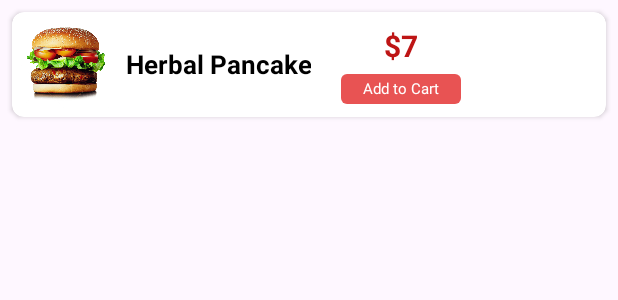
After one commit to Pradeep912830/QuickBite, an Android app: the layout popular_items.xml on its own in the app's theme, with its tools: preview values and no code run, on a phone screen of 412 x 824 dp. The commit adds this screen. Shown: the top 300 px of the screen. Run offline under Robolectric (Android 15) with nearby library versions, the phone set to English and light mode, and no system bars.

Commit message:
recyclerView completed

```diff
--- a/app/src/main/java/com/example/foodorderapp/MainActivity.java
+++ b/app/src/main/java/com/example/foodorderapp/MainActivity.java
@@ -28,5 +28,7 @@ public class MainActivity extends AppCompatActivity {
         NavController navController = navHostFragment.getNavController();
 
         NavigationUI.setupWithNavController(bottomNavigationView, navController);
+
+
     }
 }
--- /dev/null
+++ b/app/src/main/res/drawable/colorful.xml
@@ -0,0 +1,6 @@
+<?xml version="1.0" encoding="utf-8"?>
+<shape xmlns:android="http://schemas.android.com/apk/res/android">
+
+    <gradient android:angle="-45" android:startColor="#E85353" android:endColor="#E85353"/>
+    <corners android:radius="4dp"/>
+</shape>
--- /dev/null
+++ b/app/src/main/res/drawable/textview_shape.xml
@@ -0,0 +1,6 @@
+<?xml version="1.0" encoding="utf-8"?>
+<shape xmlns:android="http://schemas.android.com/apk/res/android">
+<stroke android:width="1dp" android:color="#f4f4f4"/>
+    <solid android:color="@color/white"/>
+    <corners android:radius="5dp"/>
+</shape>
--- a/app/src/main/res/layout/activity_main.xml
+++ b/app/src/main/res/layout/activity_main.xml
@@ -51,7 +51,7 @@
       android:name="androidx.navigation.fragment.NavHostFragment"
       android:layout_width="0dp"
       android:layout_height="0dp"
-      android:layout_marginTop="15dp"
+      android:layout_marginTop="9dp"
       app:defaultNavHost="true"
       app:layout_constraintBottom_toTopOf="@+id/bottomNavigationView"
       app:layout_constraintEnd_toEndOf="parent"
--- /dev/null
+++ b/app/src/main/res/layout/popular_items.xml
@@ -0,0 +1,83 @@
+<?xml version="1.0" encoding="utf-8"?>
+<LinearLayout
+    xmlns:android="http://schemas.android.com/apk/res/android"
+    xmlns:tools="http://schemas.android.com/tools"
+    android:layout_width="match_parent"
+    android:layout_height="match_parent"
+    xmlns:app="http://schemas.android.com/apk/res-auto">
+
+    <androidx.cardview.widget.CardView
+        android:layout_width="match_parent"
+        android:layout_height="70dp"
+        android:elevation="8dp"
+        android:layout_margin="8dp"
+        app:cardCornerRadius="8dp">
+
+       <LinearLayout
+           android:layout_width="match_parent"
+           android:layout_height="match_parent"
+           android:orientation="horizontal">
+
+           <LinearLayout
+               android:layout_width="wrap_content"
+               android:layout_height="match_parent"
+               android:orientation="horizontal">
+
+               <ImageView
+                   android:id="@+id/food_image"
+                   android:layout_width="60dp"
+                   android:layout_height="60dp"
+                   android:layout_gravity="center"
+                   android:src="@drawable/food_three"
+                   android:layout_marginLeft="5dp" />
+
+               <TextView
+                   android:id="@+id/food_name"
+                   android:layout_width="wrap_content"
+                   android:layout_height="wrap_content"
+                   android:text="Herbal Pancake"
+                   android:layout_gravity="center"
+                   android:textColor="@color/black"
+                   android:textStyle="bold"
+                   android:gravity="center"
+                   android:textSize="17sp"
+                   android:layout_marginLeft="10dp"/>
+
+
+           </LinearLayout>
+
+           <LinearLayout
+               android:layout_width="wrap_content"
+               android:layout_height="match_parent"
+               android:gravity="center"
+               android:layout_marginLeft="20dp"
+               android:orientation="vertical">
+
+               <TextView
+                   android:id="@+id/food_price"
+                   android:layout_width="wrap_content"
+                   android:layout_height="wrap_content"
+                   android:text="$7"
+                   android:textSize="20dp"
+                   android:textStyle="bold"
+                   android:textColor="@color/mainDark"
+                   android:layout_gravity="center"/>
+
+               <TextView
+                   android:id="@+id/food_addtocart"
+                   android:layout_width="80dp"
+                   android:layout_height="20dp"
+                   android:textSize="10sp"
+                   android:text="Add to Cart"
+                   android:gravity="center"
+                   android:layout_marginTop="5dp"
+                   android:background="@drawable/colorful"
+                   android:textColor="@color/white"/>
+
+           </LinearLayout>
+
+       </LinearLayout>
+
+    </androidx.cardview.widget.CardView>
+
+</LinearLayout>
```
Also changed, not shown: app/src/main/java/com/example/foodorderapp/Fragment/HomeFragment.java (+38 -9 lines), app/src/main/java/com/example/foodorderapp/Model/PopularModel.java (added, +32 -0 lines), app/src/main/java/com/example/foodorderapp/adapter/PopularAdapter.java (added, +61 -0 lines), app/src/main/res/layout/fragment_home.xml (+51 -8 lines).
